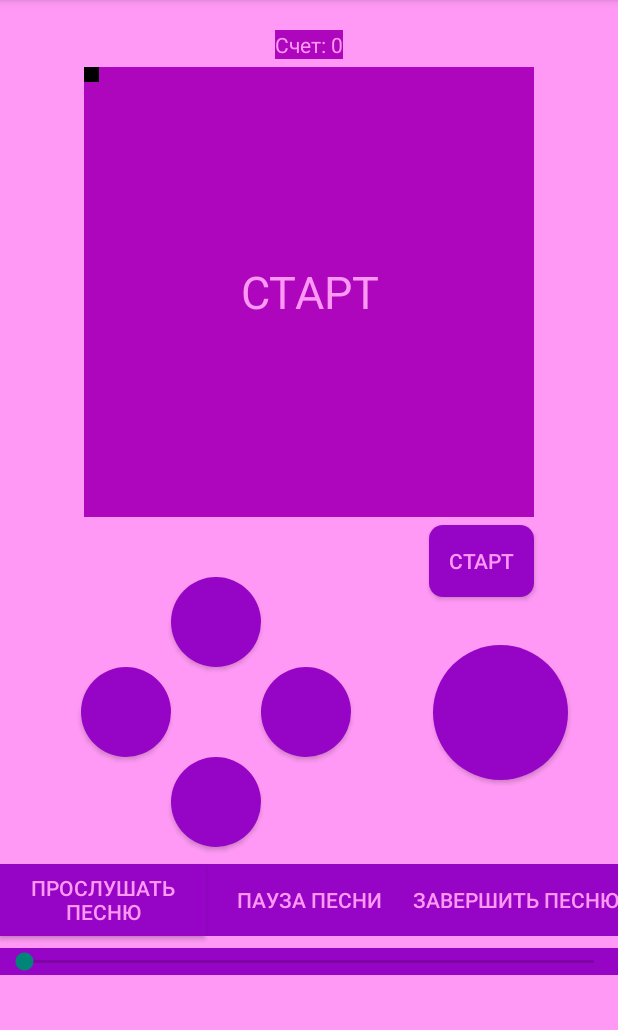
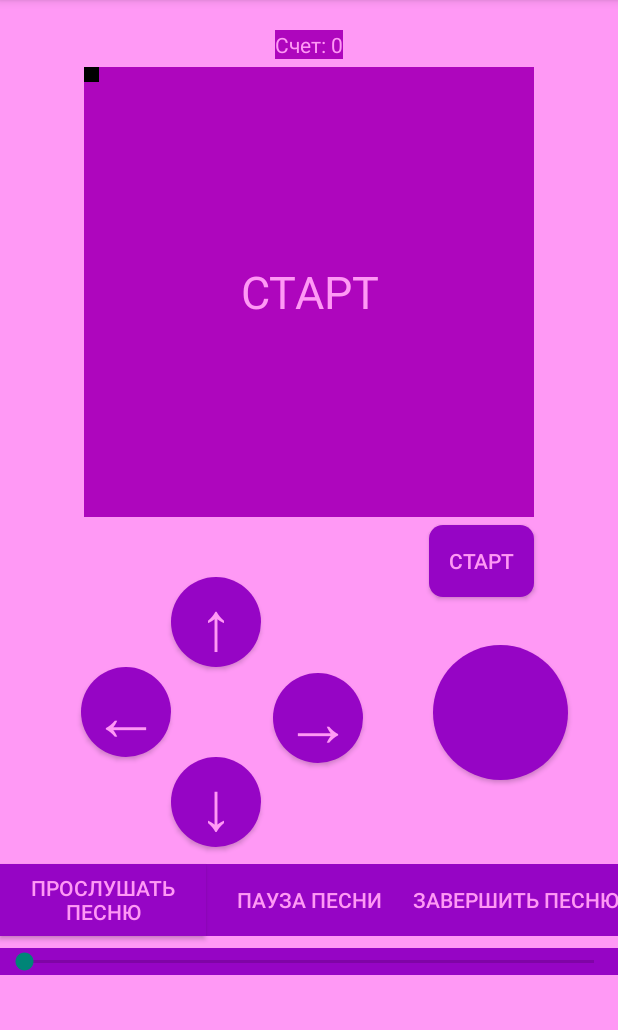
Before and after one commit to ArzamastsevaSofiaySergeevna/TetrisGame, an Android app: the screen it shows after launch (MainActivity), on a phone screen of 412 x 824 dp, the part 84-1114 px from its top. Run offline under Robolectric (Android 15) with nearby library versions, the phone set to English and light mode, and no system bars.

Commit message:
first commit

```diff
--- a/app/src/main/java/com/example/tetrisgame/MainActivity.java
+++ b/app/src/main/java/com/example/tetrisgame/MainActivity.java
@@ -54,25 +54,20 @@ public class MainActivity extends AppCompatActivity {
         TextView gameScoreText = findViewById(R.id.game_score);
         TextView gameStatusText = findViewById(R.id.game_status);
         Button gameCtlBtn = findViewById(R.id.game_ctl_btn);
-
         gamePresenter = new GamePresenter();
         gamePresenter.setGameModel(GameModelFactory.newGameModel(GameType.TETRIS));
         gamePresenter.setGameView(GameViewFactory.newGameView(gameFrame, gameScoreText, gameStatusText, gameCtlBtn));
-
         Button upBtn = findViewById(R.id.up_btn);
         Button downBtn = findViewById(R.id.down_btn);
         Button leftBtn = findViewById(R.id.left_btn);
         Button rightBtn = findViewById(R.id.right_btn);
         Button fireBtn = findViewById(R.id.fire_btn);
-
         upBtn.setOnClickListener(v -> gamePresenter.turn(GameTurn.UP));
         downBtn.setOnClickListener(v -> gamePresenter.turn(GameTurn.DOWN));
         leftBtn.setOnClickListener(v -> gamePresenter.turn(GameTurn.LEFT));
         rightBtn.setOnClickListener(v -> gamePresenter.turn(GameTurn.RIGHT));
         fireBtn.setOnClickListener(v -> gamePresenter.turn(GameTurn.FIRE));
-
         gameCtlBtn.setOnClickListener(v -> gamePresenter.changeStatus());
-
         gamePresenter.init();
     }
 
--- a/app/src/main/java/com/example/tetrisgame/models/TetrisGameModel.java
+++ b/app/src/main/java/com/example/tetrisgame/models/TetrisGameModel.java
@@ -2,14 +2,12 @@ package com.example.tetrisgame.models;
 
 import android.os.Handler;
 import android.util.Log;
-
 import com.example.tetrisgame.presenters.GameModel;
 import com.example.tetrisgame.presenters.GameTurn;
 import com.example.tetrisgame.presenters.Point;
 import com.example.tetrisgame.presenters.PointType;
 import com.example.tetrisgame.presenters.PresenterCompletableObserver;
 import com.example.tetrisgame.presenters.PresenterObserver;
-
 import java.util.LinkedList;
 import java.util.Random;
 import java.util.concurrent.atomic.AtomicBoolean;
--- a/app/src/main/java/com/example/tetrisgame/presenters/GameStatus.java
+++ b/app/src/main/java/com/example/tetrisgame/presenters/GameStatus.java
@@ -7,11 +7,9 @@ public enum GameStatus {
     PAUSED("ИГРА НА ПАУЗЕ");
 
     private final String value;
-
     GameStatus(String value) {
         this.value = value;
     }
-
     public String getValue() {
         return value;
     }
--- a/app/src/main/java/com/example/tetrisgame/views/GameFrame.java
+++ b/app/src/main/java/com/example/tetrisgame/views/GameFrame.java
@@ -7,9 +7,7 @@ import android.graphics.Paint;
 import android.os.Handler;
 import android.util.AttributeSet;
 import android.view.View;
-
 import androidx.annotation.Nullable;
-
 import com.example.tetrisgame.presenters.GameStatus;
 import com.example.tetrisgame.presenters.Point;
 
--- a/app/src/main/java/com/example/tetrisgame/views/GameViewFactory.java
+++ b/app/src/main/java/com/example/tetrisgame/views/GameViewFactory.java
@@ -2,13 +2,11 @@ package com.example.tetrisgame.views;
 
 import android.widget.Button;
 import android.widget.TextView;
-
 import com.example.tetrisgame.presenters.GameView;
 
 public class GameViewFactory {
     private GameViewFactory() {
     }
-
     public static GameView newGameView(GameFrame gameFrame, TextView gameScoreText, TextView gameStatusText, Button gameCtlBtn) {
         return new GameViewImpl(gameFrame, gameScoreText, gameStatusText, gameCtlBtn);
     }
--- a/app/src/main/java/com/example/tetrisgame/views/GameViewImpl.java
+++ b/app/src/main/java/com/example/tetrisgame/views/GameViewImpl.java
@@ -3,7 +3,6 @@ package com.example.tetrisgame.views;
 import android.view.View;
 import android.widget.Button;
 import android.widget.TextView;
-
 import com.example.tetrisgame.presenters.GameStatus;
 import com.example.tetrisgame.presenters.GameView;
 import com.example.tetrisgame.presenters.Point;
--- a/app/src/main/res/layout/activity_main.xml
+++ b/app/src/main/res/layout/activity_main.xml
@@ -13,7 +13,7 @@
         android:layout_width="wrap_content"
         android:layout_height="wrap_content"
         android:layout_marginTop="20dp"
-        android:background="@color/black"
+        android:background="@color/violet"
         android:text="@string/game_score"
         android:textColor="@color/soft_pink"
         app:layout_constraintLeft_toLeftOf="parent"
@@ -22,10 +22,11 @@
 
     <com.example.tetrisgame.views.GameFrame
         android:id="@+id/game_container"
+
         android:layout_width="@dimen/game_size"
         android:layout_height="@dimen/game_size"
         android:layout_marginTop="5dp"
-        android:background="@color/black"
+        android:background="@color/violet"
         android:orientation="horizontal"
         app:layout_constraintStart_toStartOf="parent"
         app:layout_constraintEnd_toEndOf="parent"
@@ -72,6 +73,9 @@
         android:layout_marginTop="40dp"
         android:background="@drawable/nav_bn_bg"
         android:contentDescription="@string/up_button_desc"
+        android:text="↑"
+        android:textSize="45dp"
+        android:textColor="@color/soft_pink"
         app:layout_constraintEnd_toStartOf="@id/guideline2"
         app:layout_constraintStart_toStartOf="parent"
         app:layout_constraintTop_toBottomOf="@id/game_container" />
@@ -81,14 +85,22 @@
         style="@style/NavButton"
         android:background="@drawable/nav_bn_bg"
         android:contentDescription="@string/left_button_desc"
+        android:text="←"
+        android:textSize="45dp"
+        android:textColor="@color/soft_pink"
         app:layout_constraintEnd_toStartOf="@id/up_btn"
         app:layout_constraintTop_toBottomOf="@id/up_btn" />
 
     <Button
         android:id="@+id/right_btn"
         style="@style/NavButton"
+        android:layout_marginStart="8dp"
+        android:layout_marginTop="4dp"
         android:background="@drawable/nav_bn_bg"
         android:contentDescription="@string/right_button_desc"
+        android:text="→"
+        android:textColor="@color/soft_pink"
+        android:textSize="45dp"
         app:layout_constraintStart_toEndOf="@id/up_btn"
         app:layout_constraintTop_toBottomOf="@id/up_btn" />
 
@@ -97,6 +109,9 @@
         style="@style/NavButton"
         android:background="@drawable/nav_bn_bg"
         android:contentDescription="@string/down_button_desc"
+        android:text="↓"
+        android:textSize="45dp"
+        android:textColor="@color/soft_pink"
         app:layout_constraintStart_toEndOf="@id/left_btn"
         app:layout_constraintTop_toBottomOf="@id/left_btn" />
 
--- a/app/src/main/res/values/colors.xml
+++ b/app/src/main/res/values/colors.xml
@@ -1,7 +1,7 @@
 <?xml version="1.0" encoding="utf-8"?>
 <resources>
-    <color name="black">#AE06BD</color>
-    <color name="white">#C16BF6</color>
+    <color name="violet">#AE06BD</color>
+    <color name="lilac">#C16BF6</color>
     <color name="app_bg">#C16BF6</color>
     <color name="btn_color">#9605C5</color>
     <color name="text_color">#070007</color>
```
